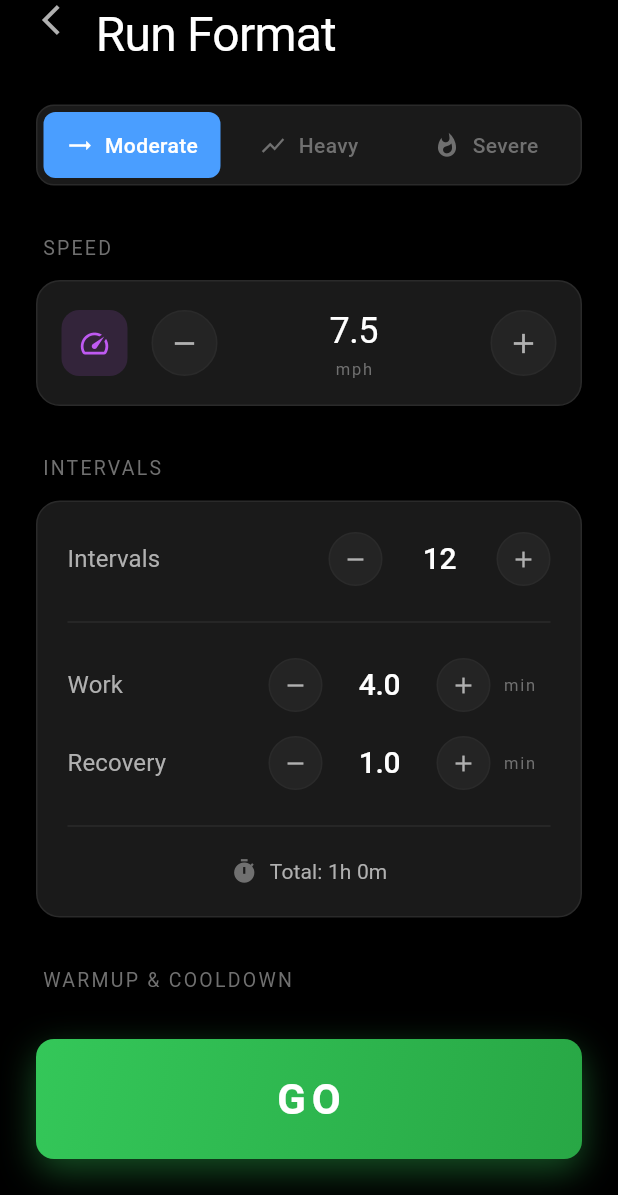
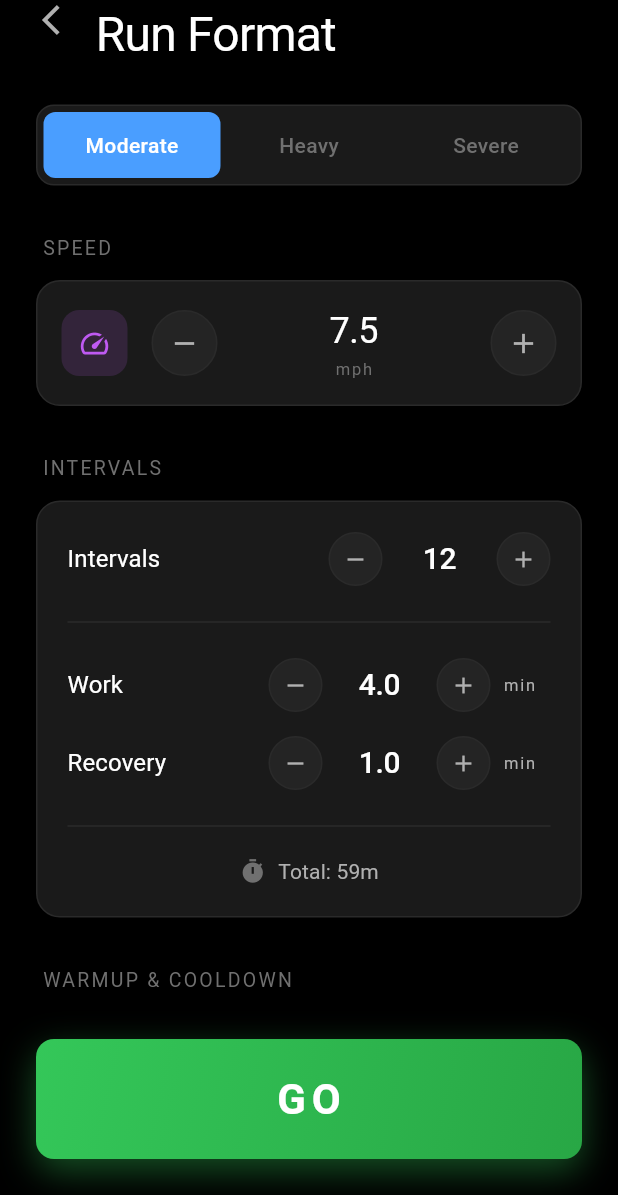
Before and after one commit to findingeq/vt-threshold-app, a Flutter app: the RunFormatScreen screen opened directly, on a phone screen of 412 x 824 dp, the part 41-1236 px from its top. Run offline on Flutter 3.47's test engine with Material 3 defaults, Android fonts, the phone set to English and light mode, and no system bars; our stand-ins replace fl_chart, flutter_blue_plus, share_plus, shared_preferences; accounts and stored records are empty.

Commit message:
Fix run format UI and add zone-based background colors
- Remove icons from run type toggle (Moderate/Heavy/Severe)
- Grey out recovery input when intervals=1 (no recovery needed)
- Remove artificial limits on durations and speeds (now up to 999)
- Add tap-to-edit for all duration and speed values in compact rows
- Make workout screen background change color based on CUSUM zone
- Update CLAUDE.md with rule to preserve existing features

```diff
--- a/lib/screens/run_format_screen.dart
+++ b/lib/screens/run_format_screen.dart
@@ -131,8 +131,8 @@ class _RunFormatScreenState extends State<RunFormatScreen>
                             unit: 'mph',
                             icon: Icons.speed,
                             color: AppTheme.accentPurple,
-                            min: 1.0,
-                            max: 15.0,
+                            min: 0.5,
+                            max: 99.0,
                             step: 0.1,
                             onChanged: (v) => setState(() => _speedMph = v),
                           ),
@@ -213,7 +213,6 @@ class _RunFormatScreenState extends State<RunFormatScreen>
           Expanded(
             child: _buildToggleOption(
               label: 'Moderate',
-              icon: Icons.trending_flat,
               isSelected: _runType == RunType.moderate,
               onTap: () => setState(() => _runType = RunType.moderate),
             ),
@@ -221,7 +220,6 @@ class _RunFormatScreenState extends State<RunFormatScreen>
           Expanded(
             child: _buildToggleOption(
               label: 'Heavy',
-              icon: Icons.show_chart,
               isSelected: _runType == RunType.heavy,
               onTap: () => setState(() => _runType = RunType.heavy),
             ),
@@ -229,7 +227,6 @@ class _RunFormatScreenState extends State<RunFormatScreen>
           Expanded(
             child: _buildToggleOption(
               label: 'Severe',
-              icon: Icons.whatshot,
               isSelected: _runType == RunType.severe,
               onTap: () => setState(() => _runType = RunType.severe),
             ),
@@ -241,7 +238,6 @@ class _RunFormatScreenState extends State<RunFormatScreen>
 
   Widget _buildToggleOption({
     required String label,
-    required IconData icon,
     required bool isSelected,
     required VoidCallback onTap,
   }) {
@@ -254,23 +250,14 @@ class _RunFormatScreenState extends State<RunFormatScreen>
           color: isSelected ? AppTheme.accentBlue : Colors.transparent,
           borderRadius: BorderRadius.circular(AppTheme.radiusSmall),
         ),
-        child: Row(
-          mainAxisAlignment: MainAxisAlignment.center,
-          children: [
-            Icon(
-              icon,
-              size: 18,
-              color: isSelected ? AppTheme.textPrimary : AppTheme.textMuted,
-            ),
-            const SizedBox(width: 8),
-            Text(
+        child: Center(
+          child: Text(
             label,
             style: AppTheme.titleMedium.copyWith(
               color: isSelected ? AppTheme.textPrimary : AppTheme.textMuted,
               fontSize: 14,
             ),
           ),
-          ],
         ),
       ),
     );
@@ -382,7 +369,10 @@ class _RunFormatScreenState extends State<RunFormatScreen>
   }
 
   Widget _buildIntervalsCard() {
-    final totalMin = _numIntervals * (_intervalDurationMin + _recoveryDurationMin);
+    // If only 1 interval, no recovery needed
+    final effectiveRecovery = _numIntervals == 1 ? 0.0 : _recoveryDurationMin;
+    final totalMin = _numIntervals * _intervalDurationMin +
+        (_numIntervals > 1 ? (_numIntervals - 1) * effectiveRecovery : 0);
     final hours = (totalMin / 60).floor();
     final mins = (totalMin % 60).round();
     final timeStr = hours > 0 ? '${hours}h ${mins}m' : '${mins}m';
@@ -398,7 +388,7 @@ class _RunFormatScreenState extends State<RunFormatScreen>
             value: _numIntervals.toDouble(),
             unit: '',
             min: 1,
-            max: 20,
+            max: 99,
             step: 1,
             isInteger: true,
             onChanged: (v) => setState(() => _numIntervals = v.toInt()),
@@ -412,21 +402,22 @@ class _RunFormatScreenState extends State<RunFormatScreen>
             label: 'Work',
             value: _intervalDurationMin,
             unit: 'min',
-            min: 1.0,
-            max: 10.0,
+            min: 0.5,
+            max: 999.0,
             step: 0.5,
             onChanged: (v) => setState(() => _intervalDurationMin = v),
           ),
           const SizedBox(height: 16),
 
-          // Recovery duration
+          // Recovery duration - disabled if only 1 interval
           _buildCompactValueRow(
             label: 'Recovery',
-            value: _recoveryDurationMin,
+            value: _numIntervals == 1 ? 0.0 : _recoveryDurationMin,
             unit: 'min',
-            min: 0.5,
-            max: 5.0,
+            min: 0.0,
+            max: 999.0,
             step: 0.5,
+            enabled: _numIntervals > 1,
             onChanged: (v) => setState(() => _recoveryDurationMin = v),
           ),
           const SizedBox(height: 16),
@@ -459,33 +450,50 @@ class _RunFormatScreenState extends State<RunFormatScreen>
     required double step,
     required ValueChanged<double> onChanged,
     bool isInteger = false,
+    bool enabled = true,
   }) {
+    final textColor = enabled ? AppTheme.textPrimary : AppTheme.textDisabled;
+    final labelColor = enabled ? AppTheme.textPrimary : AppTheme.textDisabled;
+
     return Row(
       children: [
         Expanded(
           flex: 2,
-          child: Text(label, style: AppTheme.bodyLarge),
+          child: Text(
+            label,
+            style: AppTheme.bodyLarge.copyWith(color: labelColor),
+          ),
         ),
         _buildSmallCircleButton(
           icon: Icons.remove,
-          enabled: value > min,
+          enabled: enabled && value > min,
           onTap: () => onChanged((value - step).clamp(min, max)),
         ),
         const SizedBox(width: 8),
-        SizedBox(
+        GestureDetector(
+          onTap: enabled
+              ? () => _showValueEditor(
+                    value: value,
+                    unit: unit,
+                    min: min,
+                    max: max,
+                    onChanged: onChanged,
+                    isInteger: isInteger,
+                  )
+              : null,
+          child: SizedBox(
             width: 60,
             child: Text(
-            isInteger
-                ? value.toInt().toString()
-                : value.toStringAsFixed(1),
+              isInteger ? value.toInt().toString() : value.toStringAsFixed(1),
               textAlign: TextAlign.center,
-            style: AppTheme.titleLarge,
+              style: AppTheme.titleLarge.copyWith(color: textColor),
+            ),
           ),
         ),
         const SizedBox(width: 8),
         _buildSmallCircleButton(
           icon: Icons.add,
-          enabled: value < max,
+          enabled: enabled && value < max,
           onTap: () => onChanged((value + step).clamp(min, max)),
         ),
         if (unit.isNotEmpty)
@@ -493,7 +501,9 @@ class _RunFormatScreenState extends State<RunFormatScreen>
             width: 40,
             child: Text(
               unit,
-              style: AppTheme.labelSmall,
+              style: AppTheme.labelSmall.copyWith(
+                color: enabled ? AppTheme.textSecondary : AppTheme.textDisabled,
+              ),
               textAlign: TextAlign.center,
             ),
           ),
@@ -537,7 +547,7 @@ class _RunFormatScreenState extends State<RunFormatScreen>
             value: _warmupDurationMin,
             unit: 'min',
             min: 0.0,
-            max: 30.0,
+            max: 999.0,
             step: 1.0,
             onChanged: (v) => setState(() => _warmupDurationMin = v),
           ),
@@ -547,8 +557,8 @@ class _RunFormatScreenState extends State<RunFormatScreen>
               label: '  Speed',
               value: _warmupSpeedMph,
               unit: 'mph',
-              min: 1.0,
-              max: 10.0,
+              min: 0.5,
+              max: 99.0,
               step: 0.1,
               onChanged: (v) => setState(() => _warmupSpeedMph = v),
             ),
@@ -563,7 +573,7 @@ class _RunFormatScreenState extends State<RunFormatScreen>
             value: _cooldownDurationMin,
             unit: 'min',
             min: 0.0,
-            max: 30.0,
+            max: 999.0,
             step: 1.0,
             onChanged: (v) => setState(() => _cooldownDurationMin = v),
           ),
@@ -573,8 +583,8 @@ class _RunFormatScreenState extends State<RunFormatScreen>
               label: '  Speed',
               value: _cooldownSpeedMph,
               unit: 'mph',
-              min: 1.0,
-              max: 10.0,
+              min: 0.5,
+              max: 99.0,
               step: 0.1,
               onChanged: (v) => setState(() => _cooldownSpeedMph = v),
             ),
--- a/lib/screens/workout_screen.dart
+++ b/lib/screens/workout_screen.dart
@@ -599,24 +599,31 @@ class _WorkoutScreenState extends State<WorkoutScreen> {
         : Duration.zero;
     final elapsed = (rawElapsed - _totalPausedDuration).inSeconds;
 
+    // Get zone-based background color
+    final zoneColor = _getZoneColor();
+    Color backgroundColor;
+    if (_isFinished) {
+      backgroundColor = AppTheme.background;
+    } else if (zoneColor == AppTheme.zoneGreen) {
+      backgroundColor = AppTheme.accentGreen.withOpacity(0.15);
+    } else if (zoneColor == AppTheme.zoneYellow) {
+      backgroundColor = AppTheme.accentYellow.withOpacity(0.15);
+    } else if (zoneColor == AppTheme.zoneRed) {
+      backgroundColor = AppTheme.accentRed.withOpacity(0.15);
+    } else if (zoneColor == AppTheme.zoneRecovery) {
+      backgroundColor = AppTheme.textMuted.withOpacity(0.1);
+    } else {
+      backgroundColor = AppTheme.background;
+    }
+
     return Scaffold(
       backgroundColor: AppTheme.background,
-      body: SafeArea(
+      body: AnimatedContainer(
+        duration: const Duration(milliseconds: 500),
+        color: backgroundColor,
+        child: SafeArea(
           child: Column(
             children: [
-            // Zone indicator bar
-            AnimatedContainer(
-              duration: const Duration(milliseconds: 300),
-              height: 4,
-              color: _getZoneColor() == AppTheme.zoneGreen
-                  ? AppTheme.accentGreen
-                  : _getZoneColor() == AppTheme.zoneYellow
-                      ? AppTheme.accentYellow
-                      : _getZoneColor() == AppTheme.zoneRed
-                          ? AppTheme.accentRed
-                          : AppTheme.textMuted,
-            ),
-
               Expanded(
                 child: Padding(
                   padding: const EdgeInsets.all(20),
@@ -653,6 +660,7 @@ class _WorkoutScreenState extends State<WorkoutScreen> {
                 ),
               ),
             ],
+          ),
         ),
       ),
     );
--- a/pubspec.yaml
+++ b/pubspec.yaml
@@ -3,7 +3,7 @@ description: VT Threshold Analyzer - Real-time respiratory monitoring for iOS
 
 publish_to: 'none'
 
-version: 1.10.0+31
+version: 1.10.1+32
 
 environment:
   sdk: '>=3.0.0 <4.0.0'
```
Also changed, not shown: 1 other file. Lines whose indentation alone changed are shown as unchanged.
